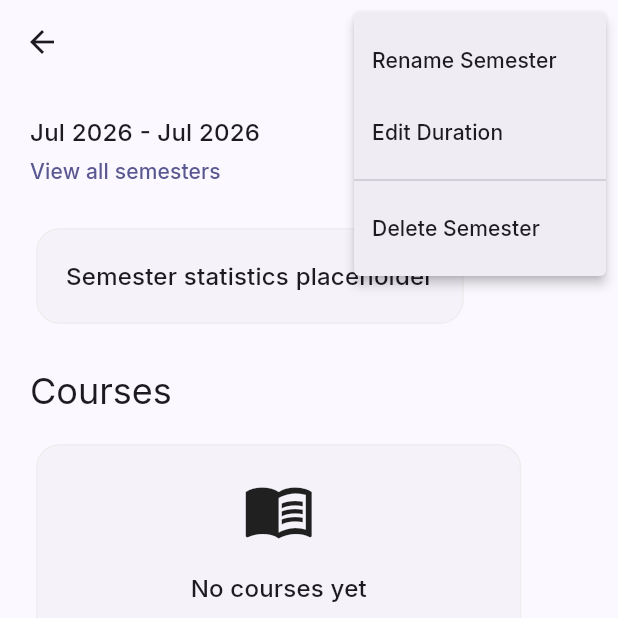
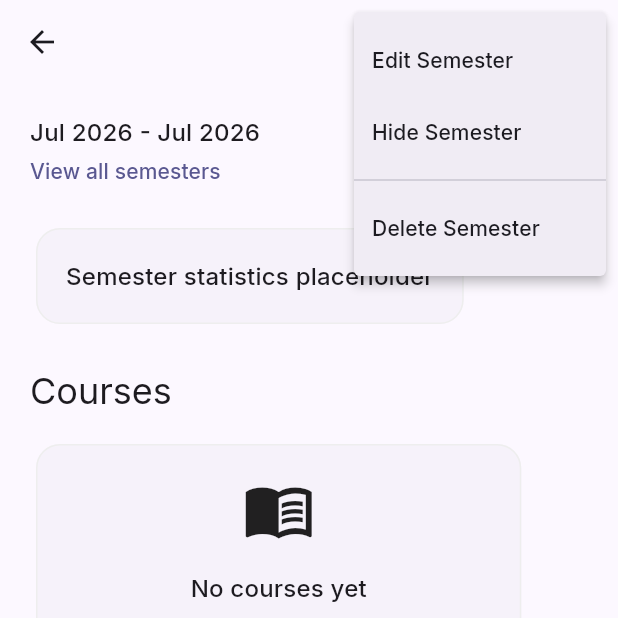
Before and after one commit to Yukii0212/scholar_mind, a Flutter app: the SemesterDetailScreen screen opened directly with empty values, after a tap on the "more vert" icon, on a phone screen of 412 x 824 dp, the top half of it. Run offline on Flutter 3.47's test engine with Material 3 defaults, Android fonts, the phone set to English and light mode, and no system bars; our stand-ins replace cloud_firestore, firebase_auth, firebase_core, firebase_storage, flutter_dotenv, flutter_riverpod and 8 more; missing offline and left inert: file_selector, openai_dart, syncfusion_flutter_pdf; accounts and stored records are empty; generated files the repository leaves out were written again.

Commit message:
Added hidden section to overview

```diff
--- a/lib/features/grades/data/models/semester_model.dart
+++ b/lib/features/grades/data/models/semester_model.dart
@@ -8,6 +8,7 @@ class SemesterModel {
     required this.endDate,
     required this.isCurrent,
     required this.isManuallyEdited,
+    required this.isHidden,
     required this.createdAt,
     required this.updatedAt,
   });
@@ -18,14 +19,12 @@ class SemesterModel {
   final DateTime startDate;
   final DateTime endDate;
 
-  /// Used only when [isManuallyEdited] is true.
-  final bool isCurrent;
-
-  /// Whether the user has manually overridden the current/history status.
-  final bool isManuallyEdited;
-
   final DateTime createdAt;
   final DateTime updatedAt;
+
+  final bool isCurrent;
+  final bool isManuallyEdited;
+  final bool isHidden;
 
   factory SemesterModel.fromFirestore(
       DocumentSnapshot<Map<String, dynamic>> doc,
@@ -40,6 +39,8 @@ class SemesterModel {
       isCurrent: data['isCurrent'] as bool? ?? false,
       isManuallyEdited:
       data['isManuallyEdited'] as bool? ?? false,
+      isHidden:
+      data['isHidden'] as bool? ?? false,
       createdAt:
       (data['createdAt'] as Timestamp).toDate(),
       updatedAt:
@@ -55,6 +56,7 @@ class SemesterModel {
       'endDate': Timestamp.fromDate(endDate),
       'isCurrent': isCurrent,
       'isManuallyEdited': isManuallyEdited,
+      'isHidden': isHidden,
       'createdAt': Timestamp.fromDate(createdAt),
       'updatedAt': Timestamp.fromDate(updatedAt),
     };
@@ -67,6 +69,7 @@ class SemesterModel {
     DateTime? endDate,
     bool? isCurrent,
     bool? isManuallyEdited,
+    bool? isHidden,
     DateTime? createdAt,
     DateTime? updatedAt,
   }) {
@@ -78,6 +81,8 @@ class SemesterModel {
       isCurrent: isCurrent ?? this.isCurrent,
       isManuallyEdited:
       isManuallyEdited ?? this.isManuallyEdited,
+      isHidden:
+      isHidden ?? this.isHidden,
       createdAt: createdAt ?? this.createdAt,
       updatedAt: updatedAt ?? this.updatedAt,
     );
--- a/lib/features/grades/data/repositories/semester_repository.dart
+++ b/lib/features/grades/data/repositories/semester_repository.dart
@@ -70,14 +70,14 @@ class SemesterRepository {
         .update(semester.toFirestore());
   }
 
-  Future<void> renameSemester({
+  Future<void> toggleHidden({
     required String semesterId,
-    required String name,
+    required bool isHidden,
   }) async {
     await _dataSource.collection
         .doc(semesterId)
         .update({
-      'name': name,
+      'isHidden': isHidden,
       'updatedAt': Timestamp.now(),
     });
   }
--- a/lib/features/grades/screens/semester/semester_overview_screen.dart
+++ b/lib/features/grades/screens/semester/semester_overview_screen.dart
@@ -2,6 +2,7 @@ import 'package:flutter/material.dart';
 
 import '../../widgets/common/grade_speed_dial.dart';
 import '../../widgets/sections/current_section.dart';
+import '../../widgets/sections/hidden_section.dart';
 import '../../widgets/sections/history_section.dart';
 import '../../widgets/sections/future_section.dart';
 import '../../widgets/dialogs/create_semester_dialog.dart';
@@ -31,6 +32,7 @@ class SemesterOverviewScreen extends StatelessWidget {
             CurrentSection(),
             FutureSection(),
             HistorySection(),
+            HiddenSection(),
           ],
         ),
       ),
--- a/lib/features/grades/widgets/dialogs/create_semester_dialog.dart
+++ b/lib/features/grades/widgets/dialogs/create_semester_dialog.dart
@@ -87,6 +87,7 @@ class _CreateSemesterDialogState
       startDate: startDate,
       endDate: endDate,
       isCurrent: false,
+      isHidden: false,
       isManuallyEdited: false,
       createdAt: DateTime.now(),
       updatedAt: DateTime.now(),
--- a/lib/features/grades/widgets/sections/future_section.dart
+++ b/lib/features/grades/widgets/sections/future_section.dart
@@ -19,6 +19,10 @@ class FutureSection extends ConsumerWidget {
         final now = DateTime.now();
 
         final future = list.where((semester) {
+          if (semester.isHidden) {
+            return false;
+          }
+
           if (semester.isManuallyEdited) {
             return false;
           }
@@ -48,11 +52,6 @@ class FutureSection extends ConsumerWidget {
                       context,
                       semester,
                     ),
-                onRename: () =>
-                    SemesterActions.rename(
-                      context,
-                      semester,
-                    ),
                 onEdit: () =>
                     SemesterActions.edit(
                       context,
--- a/lib/features/grades/widgets/sections/history_section.dart
+++ b/lib/features/grades/widgets/sections/history_section.dart
@@ -27,6 +27,10 @@ class HistorySection extends ConsumerWidget {
         final now = DateTime.now();
 
         final history = list.where((semester) {
+          if (semester.isHidden) {
+            return false;
+          }
+
           if (semester.isManuallyEdited) {
             return !semester.isCurrent;
           }
@@ -54,11 +58,6 @@ class HistorySection extends ConsumerWidget {
                           context,
                           semester,
                         ),
-                    onRename: () =>
-                        SemesterActions.rename(
-                          context,
-                          semester,
-                        ),
                     onEdit: () =>
                         SemesterActions.edit(
                           context,
@@ -76,6 +75,7 @@ class HistorySection extends ConsumerWidget {
                         ),
                   ),
             ),
+            const SizedBox(height: 32),
           ],
         );
       },
--- a/lib/features/grades/widgets/semester/semester_actions.dart
+++ b/lib/features/grades/widgets/semester/semester_actions.dart
@@ -1,10 +1,11 @@
 import 'package:flutter/material.dart';
+import 'package:flutter_riverpod/flutter_riverpod.dart';
 
 import '../../data/models/semester_model.dart';
+import '../../providers/semester/semester_provider.dart';
 import '../../screens/semester/semester_detail_screen.dart';
 import '../dialogs/delete_semester_dialog.dart';
 import '../dialogs/edit_semester_dialog.dart';
-import '../dialogs/rename_semester_dialog.dart';
 
 class SemesterActions {
   const SemesterActions._();
@@ -22,18 +23,6 @@ class SemesterActions {
     );
   }
 
-  static void rename(
-      BuildContext context,
-      SemesterModel semester,
-      ) {
-    showDialog(
-      context: context,
-      builder: (_) => RenameSemesterDialog(
-        semester: semester,
-      ),
-    );
-  }
-
   static void edit(
       BuildContext context,
       SemesterModel semester,
@@ -46,10 +35,17 @@ class SemesterActions {
     );
   }
 
-  static void toggleHidden(
+  static Future<void> toggleHidden(
       BuildContext context,
       SemesterModel semester,
-      ) {}
+      ) async {
+    await ProviderScope.containerOf(context)
+        .read(semesterRepositoryProvider)
+        .toggleHidden(
+      semesterId: semester.id,
+      isHidden: !semester.isHidden,
+    );
+  }
 
   static Future<void> delete(
       BuildContext context,
--- a/lib/features/grades/widgets/semester/semester_card.dart
+++ b/lib/features/grades/widgets/semester/semester_card.dart
@@ -8,7 +8,6 @@ class SemesterCard extends StatelessWidget {
     super.key,
     required this.semester,
     required this.onOpen,
-    required this.onRename,
     required this.onEdit,
     required this.onDelete,
     required this.onToggleHidden,
@@ -17,10 +16,9 @@ class SemesterCard extends StatelessWidget {
   final SemesterModel semester;
 
   final VoidCallback onOpen;
-  final VoidCallback onRename;
   final VoidCallback onEdit;
   final VoidCallback onDelete;
-  final VoidCallback onToggleHidden;
+  final VoidCallback? onToggleHidden;
 
   @override
   Widget build(BuildContext context) {
@@ -42,21 +40,23 @@ class SemesterCard extends StatelessWidget {
           ),
           ListTile(
             leading: const Icon(Icons.edit_calendar_outlined),
-            title: const Text('Edit Duration'),
+            title: const Text('Edit Semester'),
             onTap: onEdit,
           ),
-          ListTile(
-            leading: const Icon(Icons.drive_file_rename_outline),
-            title: const Text('Rename'),
-            onTap: onRename,
-          ),
-          ListTile(
-            leading: const Icon(
-              Icons.visibility_off_outlined,
+          if (!semester.isCurrent)
+            ListTile(
+              leading: Icon(
+                semester.isHidden
+                    ? Icons.visibility_outlined
+                    : Icons.visibility_off_outlined,
+              ),
+              title: Text(
+                semester.isHidden
+                    ? 'Unhide'
+                    : 'Hide',
+              ),
+              onTap: onToggleHidden,
             ),
-            title: const Text('Hide'),
-            onTap: onToggleHidden,
-          ),
           ListTile(
             leading: Icon(
               Icons.delete_outline,
--- a/lib/features/grades/widgets/semester/semester_detail_popup_menu.dart
+++ b/lib/features/grades/widgets/semester/semester_detail_popup_menu.dart
@@ -16,8 +16,8 @@ class SemesterDetailPopupMenu extends StatelessWidget {
     return PopupMenuButton<String>(
       onSelected: (value) {
         switch (value) {
-          case 'rename':
-            SemesterActions.rename(
+          case 'hide':
+            SemesterActions.toggleHidden(
               context,
               semester,
             );
@@ -38,17 +38,24 @@ class SemesterDetailPopupMenu extends StatelessWidget {
             break;
         }
       },
-      itemBuilder: (_) => const [
+      itemBuilder: (_) => [
+        const PopupMenuItem(
+          value: 'edit',
+          child: Text('Edit Semester'),
+        ),
+
         PopupMenuItem(
-          value: 'rename',
-          child: Text('Rename Semester'),
+          value: 'hide',
+          child: Text(
+            semester.isHidden
+                ? 'Unhide Semester'
+                : 'Hide Semester',
+          ),
         ),
-        PopupMenuItem(
-          value: 'edit',
-          child: Text('Edit Duration'),
-        ),
-        PopupMenuDivider(),
-        PopupMenuItem(
+
+        const PopupMenuDivider(),
+
+        const PopupMenuItem(
           value: 'delete',
           child: Text('Delete Semester'),
         ),
```
Also changed, not shown: lib/features/grades/widgets/dialogs/rename_semester_dialog.dart (deleted, +0 -144 lines), lib/features/grades/widgets/sections/current_section.dart (+1 -10 lines), lib/features/grades/widgets/sections/hidden_section.dart (added, +67 -0 lines).
